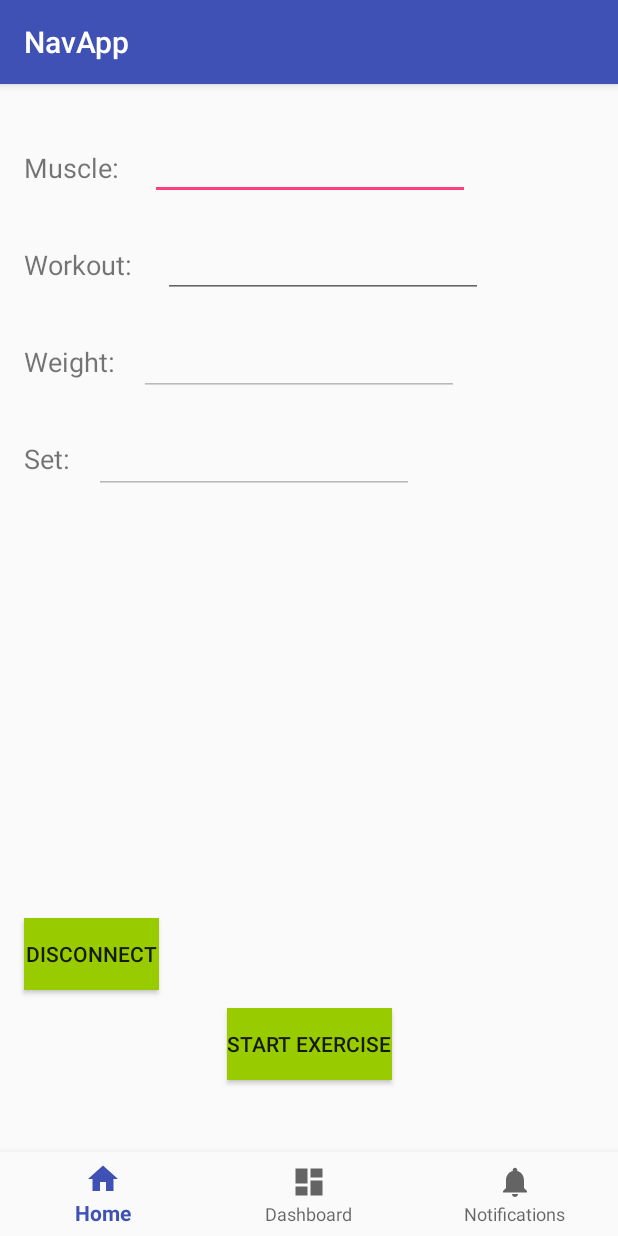
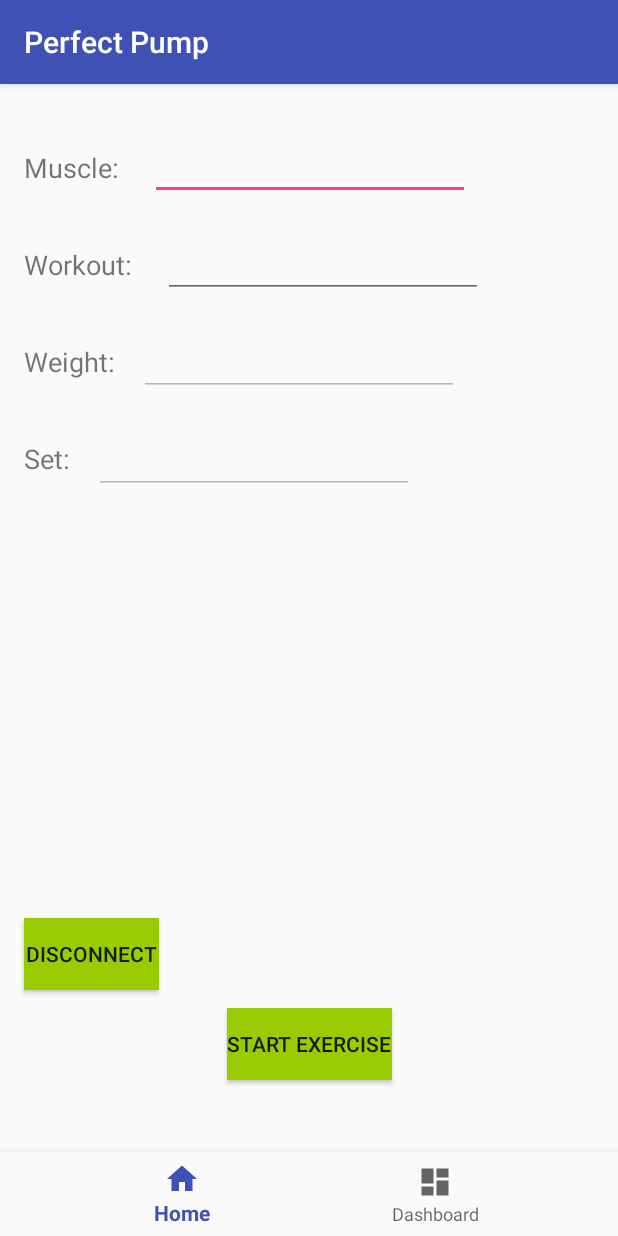
Before and after one commit to ridwankhan/navapp, an Android app: the MainActivityNav screen opened directly, with no data from a screen before it, on a phone screen of 412 x 824 dp. Run offline under Robolectric (Android 15) with nearby library versions, the phone set to English and light mode, and no system bars; our stand-ins replace Room's generated code; 6 statements that could not run were skipped.

Commit message:
UI updates

```diff
--- a/app/src/main/java/com/example/ridwankhan/navapp/Chart.java
+++ b/app/src/main/java/com/example/ridwankhan/navapp/Chart.java
@@ -91,7 +91,7 @@ public class Chart extends Fragment {
         lineChart.setScaleEnabled(true);
 
         Description desc = new Description();
-        desc.setText("Test Line Chart");
+        desc.setText("Set Data");
         Log.d("DESC", desc.getText());
         lineChart.setDescription(desc);
 
--- a/app/src/main/java/com/example/ridwankhan/navapp/MainActivityNav.java
+++ b/app/src/main/java/com/example/ridwankhan/navapp/MainActivityNav.java
@@ -31,10 +31,6 @@ public class MainActivityNav extends AppCompatActivity implements DataCommunicat
                 case R.id.navigation_dashboard:
                     Chart chart = new Chart();
                     manager.beginTransaction().replace(R.id.contentLayout, chart, chart.getTag()).commit();
-                    return true;
-                case R.id.navigation_notifications:
-                    ledControl led = new ledControl();
-                    manager.beginTransaction().replace(R.id.contentLayout, led, led.getTag()).commit();
                     return true;
             }
             return false;
--- a/app/src/main/res/menu/navigation.xml
+++ b/app/src/main/res/menu/navigation.xml
@@ -11,9 +11,4 @@
         android:icon="@drawable/ic_dashboard_black_24dp"
         android:title="@string/title_dashboard" />
 
-    <item
-        android:id="@+id/navigation_notifications"
-        android:icon="@drawable/ic_notifications_black_24dp"
-        android:title="@string/title_notifications" />
-
 </menu>
--- a/app/src/main/res/values/strings.xml
+++ b/app/src/main/res/values/strings.xml
@@ -1,8 +1,7 @@
 <resources>
-    <string name="app_name">NavApp</string>
+    <string name="app_name">Perfect Pump</string>
     <string name="title_home">Home</string>
     <string name="title_dashboard">Dashboard</string>
-    <string name="title_notifications">Notifications</string>
 
     <!-- TODO: Remove or change this placeholder text -->
     <string name="hello_blank_fragment">Hello blank fragment</string>
```
